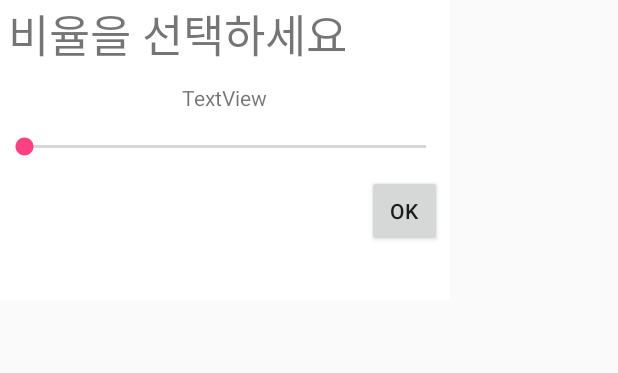
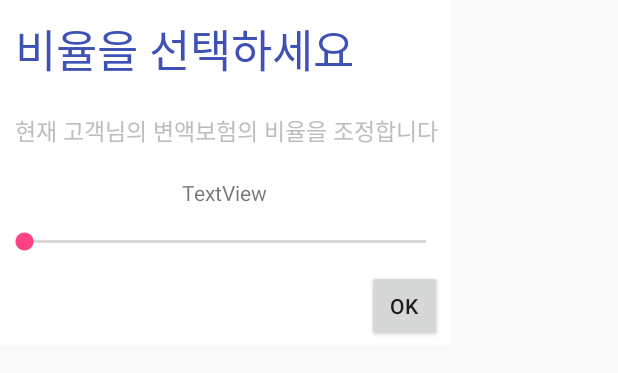
Before and after one commit to csm3907/kyobo, an Android app: the layout dialog.xml on its own in the app's theme, with its tools: preview values and no code run, on a phone screen of 412 x 824 dp. Shown: the top 373 px of the screen. Run offline under Robolectric (Android 15) with nearby library versions, the phone set to English and light mode, and no system bars.

Commit message:
design and DB

```diff
--- a/app/src/main/res/layout/activity_card_demo.xml
+++ b/app/src/main/res/layout/activity_card_demo.xml
@@ -55,6 +55,7 @@
 
 
     <LinearLayout
+        android:layout_marginTop="10dp"
         android:layout_width="match_parent"
         android:background="@color/red"
         android:layout_height="wrap_content"
--- a/app/src/main/res/layout/dialog.xml
+++ b/app/src/main/res/layout/dialog.xml
@@ -1,7 +1,7 @@
 <?xml version="1.0" encoding="utf-8"?>
 <RelativeLayout xmlns:android="http://schemas.android.com/apk/res/android"
     android:layout_width="300dip"
-    android:layout_height="200dip"
+    android:layout_height="230dip"
     android:orientation="vertical"
     android:background="#FFFFFF"
     android:layout_centerInParent="true"
@@ -9,20 +9,35 @@
     xmlns:rsb="http://schemas.android.com/tools">
 
     <TextView
+        android:layout_marginTop="10dp"
         android:id="@+id/textView3"
         android:layout_width="wrap_content"
         android:textSize="30sp"
-        android:layout_marginLeft="5dp"
+        android:textColor="@color/colorPrimary"
+        android:layout_marginLeft="10dp"
         android:layout_marginBottom="10dp"
         android:layout_height="wrap_content"
         android:text="비율을 선택하세요 " />
 
 
     <TextView
+        android:layout_marginTop="10dp"
+        android:id="@+id/textViewContents"
+        android:layout_width="wrap_content"
+        android:textSize="15sp"
+        android:layout_below="@id/textView3"
+        android:textColor="#BDBDBD"
+        android:layout_marginLeft="10dp"
+        android:layout_marginBottom="20dp"
+        android:layout_height="wrap_content"
+        android:text="현재 고객님의 변액보험의 비율을 조정합니다  " />
+
+
+    <TextView
         android:id="@+id/textView9"
         android:layout_width="wrap_content"
         android:layout_height="wrap_content"
-        android:layout_below="@+id/textView3"
+        android:layout_below="@+id/textViewContents"
         android:layout_centerHorizontal="true"
         android:gravity="center"
         android:text="TextView" />
--- a/app/src/main/res/layout/list_group.xml
+++ b/app/src/main/res/layout/list_group.xml
@@ -5,7 +5,8 @@
     <TextView
         android:id="@+id/listTitle"
         android:layout_width="fill_parent"
-        android:layout_height="50dp"
+        android:layout_height="70dp"
+        android:gravity="center_vertical"
         android:paddingLeft="?android:attr/expandableListPreferredItemPaddingLeft"
         android:textColor="@android:color/black"
         android:paddingTop="10dp"
--- a/app/src/main/res/layout/list_item.xml
+++ b/app/src/main/res/layout/list_item.xml
@@ -5,7 +5,7 @@
     <TextView
         android:id="@+id/expandedListItem"
         android:layout_width="fill_parent"
-        android:layout_height="wrap_content"
+        android:layout_height="50dp"
         android:paddingLeft="?android:attr/expandableListPreferredChildPaddingLeft"
         android:paddingTop="10dp"
         android:paddingBottom="10dp" />
```
Also changed, not shown: app/src/main/java/com/example/choiseungmin/test_expandable/CustomExpandableListAdapter.java (+4 -4 lines), app/src/main/java/com/example/choiseungmin/test_expandable/Dialog2.java (+100 -7 lines), app/src/main/java/com/example/choiseungmin/test_expandable/RecyclerAdapter.java (+11 -8 lines).
